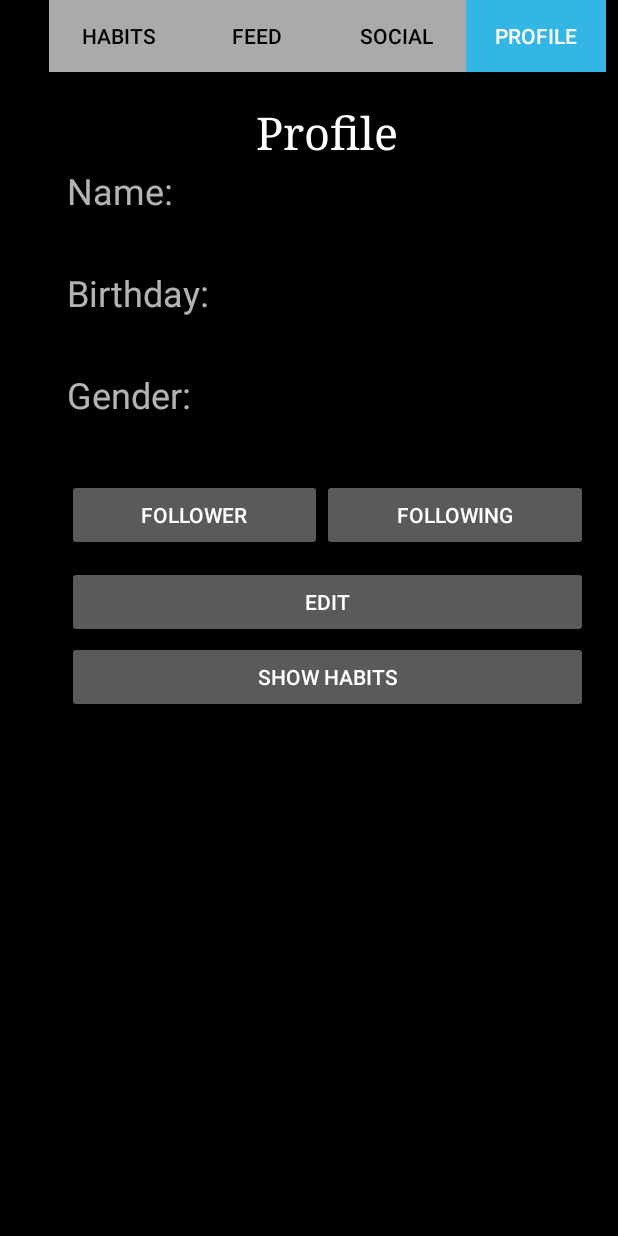
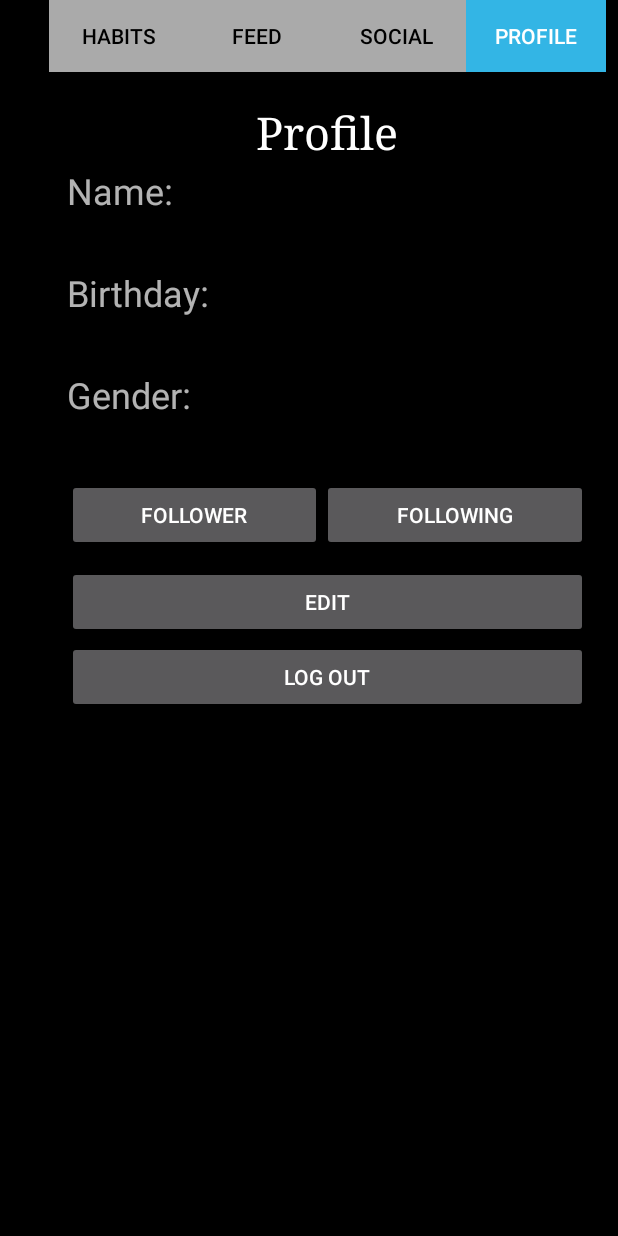
Before and after one commit to CMPUT301F17T17/Habitizer, an Android app: the EditProfileActivity screen opened directly, with no data from a screen before it, on a phone screen of 412 x 824 dp. Run offline under Robolectric (Android 15) with nearby library versions, the phone set to English and light mode, and no system bars; libraries missing offline, so code that uses them is left out: com.searchly.jestdroid, io.searchbox.core; 9 statements that could not run were skipped.

Commit message:
Move from master

```diff
--- a/app/build.gradle
+++ b/app/build.gradle
@@ -31,5 +31,7 @@ dependencies {
     compile 'com.android.support.constraint:constraint-layout:1.0.2'
     compile 'com.jayway.android.robotium:robotium-solo:5.6.3'
     compile 'com.google.code.gson:gson:2.8.2'
+    compile 'com.google.android.gms:play-services:11.0.4'
     testCompile 'junit:junit:4.12'
+    compile files('src/include/jest-droid-2.0.1-SNAPSHOT.jar')
 }
--- a/app/src/main/java/ssmad/habitizer/EditProfileActivity.java
+++ b/app/src/main/java/ssmad/habitizer/EditProfileActivity.java
@@ -70,10 +70,10 @@ public class EditProfileActivity extends AppCompatActivity implements DatePicker
     private TextView nameDisplay;
     private TextView birthDisplay;
     private TextView genderDisplay;
-    private Button habbitButton;
     private Button followerButton;
     private Button followingButton;
     private Button editButton;
+    private Button logoutButton;
     private LinearLayout nameLayout;
     private LinearLayout birthLayout;
     private LinearLayout genderLayout;
@@ -112,10 +112,10 @@ public class EditProfileActivity extends AppCompatActivity implements DatePicker
         nameDisplay = (TextView) findViewById(R.id.name_dis);
         birthDisplay = (TextView) findViewById(R.id.birth_dis);
         genderDisplay = (TextView) findViewById(R.id.gender_dis);
-        habbitButton = (Button) findViewById(R.id.habit_btn);
         followerButton = (Button) findViewById(R.id.follower_btn);
         followingButton = (Button) findViewById(R.id.following_btn);
         editButton = (Button) findViewById(R.id.edit_btn);
+        logoutButton = (Button) findViewById(R.id.logout_btn);
         nameLayout = (LinearLayout) findViewById(R.id.lay_name);
         birthLayout = (LinearLayout) findViewById(R.id.lay_birth);
         genderLayout = (LinearLayout) findViewById(R.id.lay_gender);
@@ -254,7 +254,7 @@ public class EditProfileActivity extends AppCompatActivity implements DatePicker
     @Override
     public void onBackPressed() {
         Intent intent = new Intent();
-        intent.putExtra(USER_NAME, currentUser);
+        intent.putExtra("username", currentUser);
         setResult(DummyMainActivity.VIEW_EDIT_PROFILE,intent);
         super.onBackPressed();
     }
@@ -274,10 +274,10 @@ public class EditProfileActivity extends AppCompatActivity implements DatePicker
         Bitmap bitmap = BitmapFactory.decodeByteArray(imageBytes, 0, imageBytes.length);
         imageV.setImageBitmap(bitmap);
 
-        habbitButton.setOnClickListener(new View.OnClickListener() {
+        logoutButton.setOnClickListener(new View.OnClickListener() {
             public void onClick(View v) {
-                setResult(DummyMainActivity.VIEW_HABIT);
-                finish();
+                Intent intent = new Intent(EditProfileActivity.this, LoginActivity.class);
+                startActivityForResult(intent, DummyMainActivity.VIEW_LOGIN);
             }
         });
 
@@ -315,9 +315,9 @@ public class EditProfileActivity extends AppCompatActivity implements DatePicker
         nameLayout.setVisibility(View.VISIBLE);
         birthLayout.setVisibility(View.VISIBLE);
         genderLayout.setVisibility(View.VISIBLE);
-        habbitButton.setVisibility(View.VISIBLE);
         followLayout.setVisibility(View.VISIBLE);
         editButton.setVisibility(View.VISIBLE);
+        logoutButton.setVisibility(View.VISIBLE);
 
     }
 
@@ -337,7 +337,7 @@ public class EditProfileActivity extends AppCompatActivity implements DatePicker
         followLayout.setVisibility(View.GONE);
         editButton.setVisibility(View.GONE);
         imageV.setVisibility(View.GONE);
-        habbitButton.setVisibility(View.GONE);
+        logoutButton.setVisibility(View.GONE);
     }
 
     @Override
@@ -378,9 +378,9 @@ public class EditProfileActivity extends AppCompatActivity implements DatePicker
     }
 
     public Boolean findUser() {
-        String username = getIntent().getStringExtra("username");
+        currentUser = getIntent().getStringExtra("username");
         ElasticsearchController.GetUsersTask getUsersTask = new ElasticsearchController.GetUsersTask();
-        getUsersTask.execute(username);
+        getUsersTask.execute(currentUser);
         try {
             if (!getUsersTask.get().isEmpty()) {
                 userInfo = getUsersTask.get().get(0);
--- a/app/src/main/java/ssmad/habitizer/ElasticsearchController.java
+++ b/app/src/main/java/ssmad/habitizer/ElasticsearchController.java
@@ -15,9 +15,6 @@ import io.searchbox.core.Index;
 import io.searchbox.core.Search;
 import io.searchbox.core.SearchResult;
 
-/**
- * Created by romansky on 10/20/16.
- */
 public class ElasticsearchController {
     private static JestDroidClient client;
 
@@ -41,11 +38,11 @@ public class ElasticsearchController {
                         result.getId();
                     }
                     else {
-                        Log.i("Error", "Elasticsearch was not able to add the tweet");
+                        Log.i("Error", "Elasticsearch was not able to add the user");
                     }
                 }
                 catch (Exception e) {
-                    Log.i("Error", "The application failed to build and send the tweets");
+                    Log.i("Error", "The application failed to build and send the user info.");
                 }
 
             }
@@ -81,7 +78,7 @@ public class ElasticsearchController {
                     users.addAll(foundUsers);
                 }
                 else {
-                    Log.i("Error", "The search query failed to find any tweets that matched");
+                    Log.i("Error", "The search query failed to find any users that matched");
                 }
             }
             catch (Exception e) {
@@ -91,9 +88,6 @@ public class ElasticsearchController {
             return users;
         }
     }
-
-
-
 
     public static void verifySettings() {
         if (client == null) {
--- a/app/src/main/java/ssmad/habitizer/FollowActivity.java
+++ b/app/src/main/java/ssmad/habitizer/FollowActivity.java
@@ -4,10 +4,6 @@ import android.os.Bundle;
 import android.support.v7.app.AppCompatActivity;
 
 import com.robotium.solo.Solo;
-
-/**
- * Created by dwai on 2017-10-23.
- */
 
 public class FollowActivity extends AppCompatActivity {
 
--- a/app/src/main/res/layout/profile_tab.xml
+++ b/app/src/main/res/layout/profile_tab.xml
@@ -266,14 +266,15 @@
             android:visibility="gone" />
 
         <Button
-            android:id="@+id/habit_btn"
+            android:id="@+id/logout_btn"
             android:layout_width="match_parent"
             android:layout_height="wrap_content"
             android:layout_marginLeft="12dp"
             android:layout_marginRight="12dp"
             android:layout_marginTop="2dp"
-            android:text="Show Habits"
+            android:text="Log out"
             android:visibility="gone" />
+
     </LinearLayout>
 
 
```
Also changed, not shown: app/src/main/java/ssmad/habitizer/Account.java (+40 -1 lines), app/gradle/wrapper/gradle-wrapper.properties (added), 471 other files.
